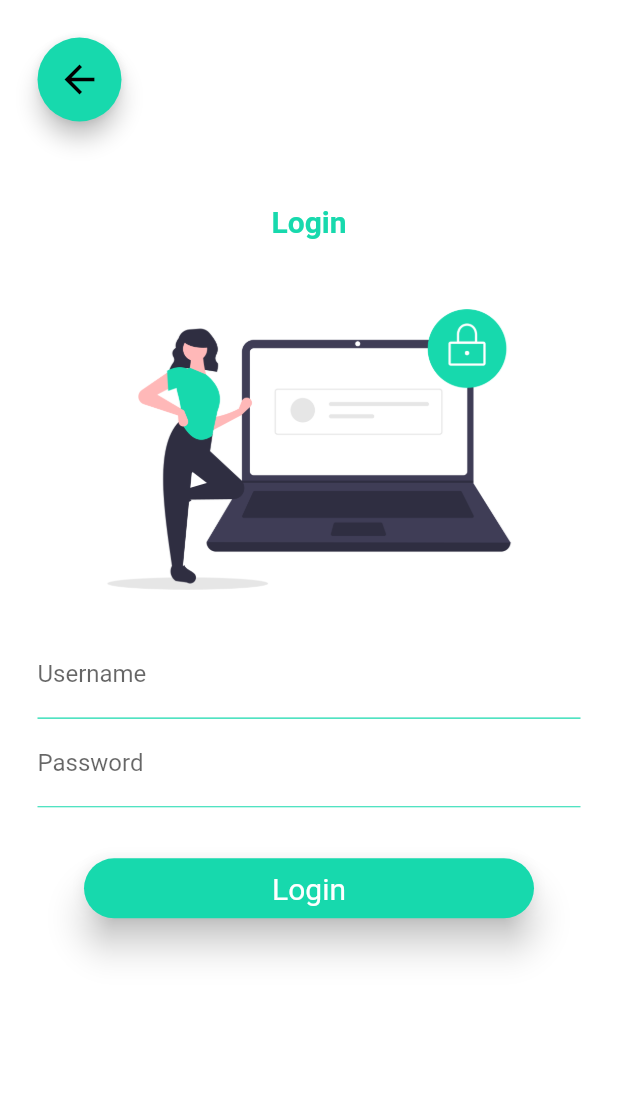
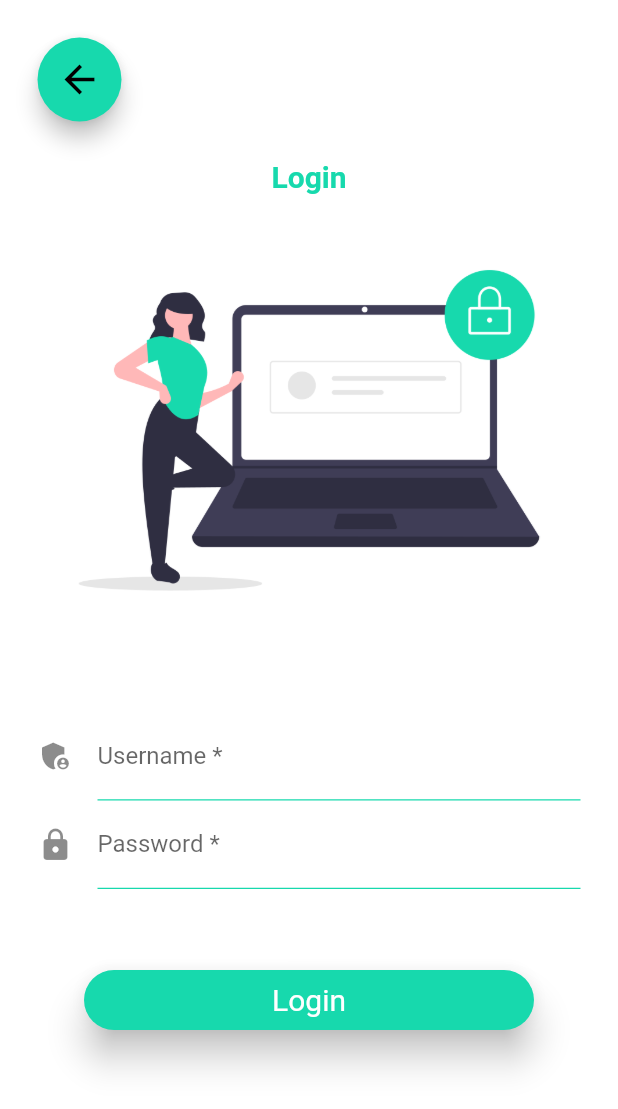
Before and after one commit to sagarsi02/login_system_flutter, a Flutter app: the screen it shows after launch, after a tap on "LOGIN", on a phone screen of 412 x 824 dp. Shown: the top 1109 px of the screen. Run offline on Flutter 3.47's test engine with Material 2 defaults, Android fonts, the phone set to English and light mode, and no system bars; our stand-ins replace shared_preferences; missing offline and left inert: flutter_session; network calls fail.

Commit message:
Login System it works

```diff
--- a/lib/Screen/login.dart
+++ b/lib/Screen/login.dart
@@ -1,4 +1,10 @@
 import 'package:flutter/material.dart';
+import 'package:flutter_session/flutter_session.dart';
+import 'package:http/http.dart' as http;
+import 'dart:convert';
+
+import 'package:login_system/app/home.dart';
+import 'package:shared_preferences/shared_preferences.dart';
 
 class login extends StatefulWidget {
   const login({super.key});
@@ -11,10 +17,9 @@ class _loginState extends State<login> {
   @override
   Widget build(BuildContext context) {
     return Scaffold(
-      body: Center(
+      body: SingleChildScrollView(
         child: Center(
           child: Column(
-            // mainAxisAlignment: MainAxisAlignment.center,
             children: [
               Padding(
                 padding: const EdgeInsets.all(25.0),
@@ -26,15 +31,14 @@ class _loginState extends State<login> {
                     onPressed: () {
                       Navigator.pop(context);
                     },
-                    child: const Icon(Icons.arrow_back, size: 30,),
+                    child: const Icon(
+                      Icons.arrow_back,
+                      size: 30,
                     ),
                   ),
                 ),
-              const SizedBox(
-                height: 30,
               ),
-              Center(
-                child: Column(
+              Column(
                 mainAxisAlignment: MainAxisAlignment.center,
                 crossAxisAlignment: CrossAxisAlignment.center,
                 children: [
@@ -43,70 +47,20 @@ class _loginState extends State<login> {
                     style: TextStyle(
                         fontSize: 20,
                         fontWeight: FontWeight.bold,
-                        color: Color(0xFF17D9AD)
-                      ),
+                        color: Color(0xFF17D9AD)),
                   ),
                   const SizedBox(
                     height: 20,
                   ),
-                    Image.asset('assets/images/login.png', width: 350,),
-                    const Padding(
-                      padding: EdgeInsets.fromLTRB(25, 0, 25, 0),
-                      child: TextField(
-                        decoration: InputDecoration(
-                          enabledBorder: UnderlineInputBorder(
-                            borderSide: BorderSide(color: Color(0xFF17D9AD), width: 0.9),
+                  Image.asset('assets/images/login.png', width: 400),
+                  const SizedBox(
+                    height: 50,
                   ),
-                          labelText: 'Username',
-                        ),
-                      ),
-                    ),
-                    const Padding(
-                      padding: EdgeInsets.fromLTRB(25, 0, 25, 0),
-                      child: TextField(
-                        obscureText: true,
-                        keyboardType: TextInputType.visiblePassword,
-                        decoration: InputDecoration(
-                          enabledBorder: UnderlineInputBorder(
-                              borderSide: BorderSide(color: Color(0xFF17D9AD), width: 0.8),
-                          ),
-                          labelText: 'Password',
-                        ),
-                      ),
-                    ),
+                  const formSection(),
                   const SizedBox(
-                      height: 30,
-                    ),
-                    ElevatedButton(
-                      onPressed: (){
-                        print('Login Successfully');
-                      },
-                      style: ButtonStyle(
-                        backgroundColor: MaterialStateProperty.all(const Color(0xFF17D9AD)),
-                        elevation: MaterialStateProperty.all(10),
-                        overlayColor: MaterialStateProperty.all(const Color.fromARGB(255, 31, 201, 172)),
-                        minimumSize: MaterialStateProperty.all(const Size(300, 40)),
-                        shape: MaterialStateProperty.all(
-                          RoundedRectangleBorder(
-                            borderRadius: BorderRadius.circular(30),
-                          ),
-                        ),
-                        textStyle: MaterialStateProperty.all(
-                          const TextStyle(
-                            fontSize: 20,
-                            color: Colors.red,
-                          )
-                        )
-                      ),
-                      child: const Text(
-                        'Login'
-                      ),
-                    ),
-                    const SizedBox(
-                      height: 30,
+                    height: 20,
                   ),
                 ],
-                ),
               )
             ],
           ),
@@ -115,3 +69,123 @@ class _loginState extends State<login> {
     );
   }
 }
+
+class formSection extends StatefulWidget {
+  const formSection({super.key});
+
+  @override
+  State<formSection> createState() => _formSectionState();
+}
+
+class _formSectionState extends State<formSection> {
+  post_data(TextEditingController userController,
+      TextEditingController passwordController) async {
+    var response = await http.post(
+        Uri.parse("http://127.0.0.1:8000/api/login").replace(host: '10.0.2.2'),
+        body: {
+          "username": userController.text,
+          "password": passwordController.text
+        });
+    if (response.statusCode == 200) {
+      Navigator.push(
+        context,
+        MaterialPageRoute(builder: (context) => const MyHome()),
+      );
+      var message = jsonDecode(response.body)['Success'];
+      var snackBar = SnackBar(content: Text(message));
+      ScaffoldMessenger.of(context).showSnackBar(snackBar);
+    } else {
+      var message = jsonDecode(response.body)['Error'];
+      var snackBar = SnackBar(content: Text(message));
+      ScaffoldMessenger.of(context).showSnackBar(snackBar);
+    }
+  }
+
+  final _formKey = GlobalKey<FormState>();
+  TextEditingController userController = TextEditingController();
+  TextEditingController passwordController = TextEditingController();
+
+  @override
+  Widget build(BuildContext context) {
+    return Form(
+      key: _formKey,
+      child: Column(
+        children: [
+          Padding(
+            padding: const EdgeInsets.fromLTRB(25, 0, 25, 0),
+            child: TextFormField(
+              controller: userController,
+              keyboardType: TextInputType.text,
+              decoration: const InputDecoration(
+                enabledBorder: UnderlineInputBorder(
+                  borderSide: BorderSide(color: Color(0xFF17D9AD), width: 0.9),
+                ),
+                icon: Icon(Icons.admin_panel_settings),
+                hintText: 'Please Enter Username',
+                labelText: 'Username *',
+              ),
+              // The validator receives the text that the user has entered.
+              validator: (value) {
+                if (value == null || value.isEmpty) {
+                  return 'Please Enter Username';
+                }
+                return null;
+              },
+            ),
+          ),
+          Padding(
+            padding: const EdgeInsets.fromLTRB(25, 0, 25, 0),
+            child: TextFormField(
+              controller: passwordController,
+              obscureText: true,
+              keyboardType: TextInputType.visiblePassword,
+              decoration: const InputDecoration(
+                enabledBorder: UnderlineInputBorder(
+                  borderSide: BorderSide(color: Color(0xFF17D9AD), width: 0.8),
+                ),
+                icon: Icon(Icons.lock),
+                hintText: 'Please Enter Password',
+                labelText: 'Password *',
+              ),
+              // The validator receives the text that the user has entered.
+              validator: (value) {
+                if (value == null || value.isEmpty) {
+                  return 'Please Enter Password';
+                }
+                return null;
+              },
+            ),
+          ),
+          const SizedBox(
+            height: 50,
+          ),
+          ElevatedButton(
+            onPressed: () async {
+              final SharedPreferences sharedPreferences =
+                  await SharedPreferences.getInstance();
+              sharedPreferences.setString('username', userController.text);
+              post_data(userController, passwordController);
+            },
+            style: ButtonStyle(
+                backgroundColor:
+                    MaterialStateProperty.all(const Color(0xFF17D9AD)),
+                elevation: MaterialStateProperty.all(10),
+                overlayColor: MaterialStateProperty.all(
+                    const Color.fromARGB(255, 31, 201, 172)),
+                minimumSize: MaterialStateProperty.all(const Size(300, 40)),
+                shape: MaterialStateProperty.all(
+                  RoundedRectangleBorder(
+                    borderRadius: BorderRadius.circular(30),
+                  ),
+                ),
+                textStyle: MaterialStateProperty.all(const TextStyle(
+                  fontSize: 20,
+                  color: Colors.red,
+                ))),
+            child: const Text('Login'),
+          ),
+        ],
+      ),
+    );
+  }
+}
--- a/lib/main.dart
+++ b/lib/main.dart
@@ -7,7 +7,6 @@ void main() => runApp(MyApp());
 
 class MyApp extends StatelessWidget {
   // const MyApp({super.key});
-
   @override
   Widget build(BuildContext context) {
     return MaterialApp(
--- a/pubspec.yaml
+++ b/pubspec.yaml
@@ -41,6 +41,8 @@ dependencies:
   convert: ^2.1.0
   # json_response: ^2.3.2
   json_annotation: any
+  shared_preferences: ^0.5.8
+  get: ^4.6.5
 
 dev_dependencies:
   flutter_test:
```
Also changed, not shown: lib/app/SideBar.dart (added, +52 -0 lines), lib/app/home.dart (added, +22 -0 lines), lib/modal/api_call.dart (deleted, +0 -17 lines), pubspec.lock. Lines whose indentation alone changed are shown as unchanged.
